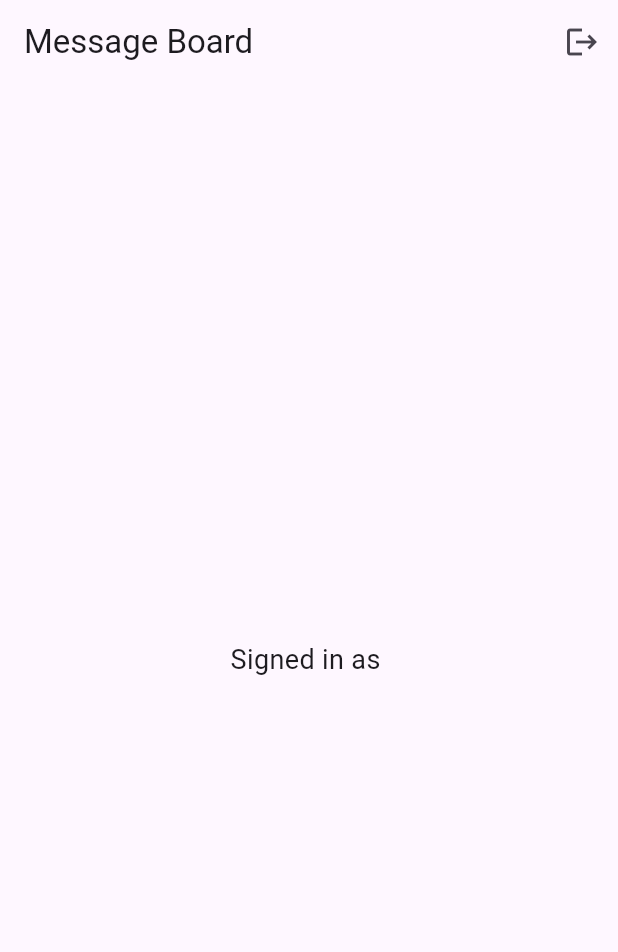
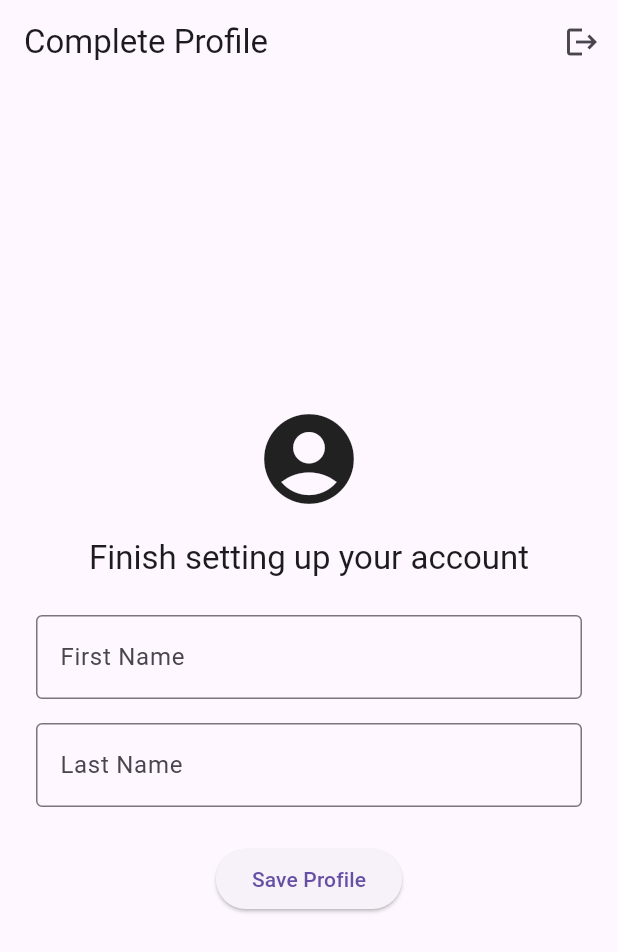
Before and after one commit to m-beamlak04/message_board, a Flutter app: the screen it shows once a user with an empty profile is signed in, on a phone screen of 412 x 824 dp. Shown: the top 952 px of the screen. Run offline on Flutter 3.47's test engine with Material 3 defaults, Android fonts, the phone set to English and light mode, and no system bars; our stand-ins replace cloud_firestore, firebase_auth, firebase_core; accounts and stored records are empty.

Commit message:
Add Firestore user profile and profile vertification

```diff
--- a/lib/auth_gate.dart
+++ b/lib/auth_gate.dart
@@ -3,6 +3,7 @@ import 'package:flutter/material.dart';
 
 import 'auth_service.dart';
 import 'login_screen.dart';
+import 'profile_gate.dart';
 
 class AuthGate extends StatefulWidget {
   const AuthGate({super.key});
@@ -37,7 +38,10 @@ class _AuthGateState extends State<AuthGate> {
           return const LoginScreen();
         }
 
-        return const AuthenticatedScreen();
+        return ProfileGate(
+          key: ValueKey(snapshot.data!.uid),
+          user: snapshot.data!,
+        );
       },
     );
   }
--- /dev/null
+++ b/lib/complete_profile_screen.dart
@@ -0,0 +1,127 @@
+import 'package:firebase_auth/firebase_auth.dart';
+import 'package:flutter/material.dart';
+
+import 'auth_service.dart';
+import 'user_service.dart';
+
+class CompleteProfileScreen extends StatefulWidget {
+  final User user;
+  final VoidCallback onProfileSaved;
+
+  const CompleteProfileScreen({
+    super.key,
+    required this.user,
+    required this.onProfileSaved,
+  });
+
+  @override
+  State<CompleteProfileScreen> createState() => _CompleteProfileScreenState();
+}
+
+class _CompleteProfileScreenState extends State<CompleteProfileScreen> {
+  final _formKey = GlobalKey<FormState>();
+  final _firstName = TextEditingController();
+  final _lastName = TextEditingController();
+  final _userService = UserService();
+
+  bool _busy = false;
+
+  @override
+  void dispose() {
+    _firstName.dispose();
+    _lastName.dispose();
+    super.dispose();
+  }
+
+  Future<void> _saveProfile() async {
+    if (_busy || !_formKey.currentState!.validate()) return;
+
+    setState(() => _busy = true);
+
+    try {
+      await _userService.saveUserRecord(
+        widget.user,
+        firstName: _firstName.text,
+        lastName: _lastName.text,
+        role: 'user',
+      );
+
+      if (!mounted) return;
+      widget.onProfileSaved();
+    } on FirebaseException catch (error) {
+      if (!mounted) return;
+
+      ScaffoldMessenger.of(context).showSnackBar(
+        SnackBar(
+          content: Text(
+            'Could not save profile: ${error.message ?? error.code}',
+          ),
+        ),
+      );
+    } finally {
+      if (mounted) setState(() => _busy = false);
+    }
+  }
+
+  @override
+  Widget build(BuildContext context) {
+    return Scaffold(
+      appBar: AppBar(
+        title: const Text('Complete Profile'),
+        actions: [
+          IconButton(
+            onPressed: _busy ? null : () => AuthService().signOut(),
+            icon: const Icon(Icons.logout),
+            tooltip: 'Sign out',
+          ),
+        ],
+      ),
+      body: Center(
+        child: SingleChildScrollView(
+          padding: const EdgeInsets.all(24),
+          child: Form(
+            key: _formKey,
+            child: Column(
+              mainAxisSize: MainAxisSize.min,
+              children: [
+                const Icon(Icons.account_circle, size: 72),
+                const SizedBox(height: 16),
+                Text(
+                  'Finish setting up your account',
+                  style: Theme.of(context).textTheme.titleLarge,
+                ),
+                const SizedBox(height: 24),
+                TextFormField(
+                  controller: _firstName,
+                  decoration: const InputDecoration(
+                    labelText: 'First Name',
+                    border: OutlineInputBorder(),
+                  ),
+                  validator: (value) => value == null || value.trim().isEmpty
+                      ? 'Enter your first name'
+                      : null,
+                ),
+                const SizedBox(height: 16),
+                TextFormField(
+                  controller: _lastName,
+                  decoration: const InputDecoration(
+                    labelText: 'Last Name',
+                    border: OutlineInputBorder(),
+                  ),
+                  validator: (value) => value == null || value.trim().isEmpty
+                      ? 'Enter your last name'
+                      : null,
+                ),
+                const SizedBox(height: 24),
+                ElevatedButton(
+                  onPressed: _busy ? null : _saveProfile,
+                  child: Text(_busy ? 'Saving...' : 'Save Profile'),
+                ),
+              ],
+            ),
+          ),
+        ),
+      ),
+    );
+  }
+}
--- /dev/null
+++ b/lib/profile_gate.dart
@@ -0,0 +1,119 @@
+import 'package:cloud_firestore/cloud_firestore.dart';
+import 'package:firebase_auth/firebase_auth.dart';
+import 'package:flutter/material.dart';
+
+import 'auth_service.dart';
+import 'user_service.dart';
+import 'complete_profile_screen.dart';
+
+class ProfileGate extends StatefulWidget {
+  final User user;
+
+  const ProfileGate({super.key, required this.user});
+
+  @override
+  State<ProfileGate> createState() => _ProfileGateState();
+}
+
+class _ProfileGateState extends State<ProfileGate> {
+  final UserService _userService = UserService();
+  late Stream<DocumentSnapshot<Map<String, dynamic>>> _profileStream;
+
+  @override
+  void initState() {
+    super.initState();
+    _loadProfile();
+  }
+
+  void _loadProfile() {
+    _profileStream = _userService.watchUserRecord(widget.user.uid);
+  }
+
+  void _retry() {
+    setState(_loadProfile);
+  }
+
+  bool _isComplete(Map<String, dynamic>? data) {
+    if (data == null) return false;
+
+    for (final field in ['uid', 'firstName', 'lastName', 'role']) {
+      final value = data[field];
+      if (value is! String || value.trim().isEmpty) {
+        return false;
+      }
+    }
+
+    return data['uid'] == widget.user.uid &&
+        data['registrationDateTime'] is Timestamp;
+  }
+
+  @override
+  Widget build(BuildContext context) {
+    return StreamBuilder<DocumentSnapshot<Map<String, dynamic>>>(
+      stream: _profileStream,
+      builder: (context, snapshot) {
+        if (snapshot.connectionState == ConnectionState.waiting) {
+          return const Scaffold(
+            body: Center(child: CircularProgressIndicator()),
+          );
+        }
+
+        if (snapshot.hasError) {
+          return _statusScreen(
+            'Could not load your profile.',
+            'Check your connection or Firestore permissions.',
+          );
+        }
+
+        final data = snapshot.data?.data();
+
+        if (!_isComplete(data)) {
+          return CompleteProfileScreen(
+            user: widget.user,
+            onProfileSaved: _retry,
+          );
+        }
+
+        // Temporary Phase 3 screen (just for testing, implementation later)
+        return Scaffold(
+          appBar: AppBar(
+            title: const Text('Message Board'),
+            actions: [
+              IconButton(
+                onPressed: () => AuthService().signOut(),
+                icon: const Icon(Icons.logout),
+                tooltip: 'Sign out',
+              ),
+            ],
+          ),
+          body: const Center(child: Text('Profile verified!')),
+        );
+      },
+    );
+  }
+
+  Widget _statusScreen(String title, String message) {
+    return Scaffold(
+      appBar: AppBar(title: const Text('Message Board')),
+      body: Center(
+        child: Padding(
+          padding: const EdgeInsets.all(24),
+          child: Column(
+            mainAxisSize: MainAxisSize.min,
+            children: [
+              Text(title, style: Theme.of(context).textTheme.titleLarge),
+              const SizedBox(height: 12),
+              Text(message, textAlign: TextAlign.center),
+              const SizedBox(height: 20),
+              ElevatedButton(onPressed: _retry, child: const Text('Retry')),
+              TextButton(
+                onPressed: () => AuthService().signOut(),
+                child: const Text('Sign out'),
+              ),
+            ],
+          ),
+        ),
+      ),
+    );
+  }
+}
```
Also changed, not shown: lib/register_screen.dart (+50 -1 lines), lib/user_service.dart (added, +29 -0 lines).
